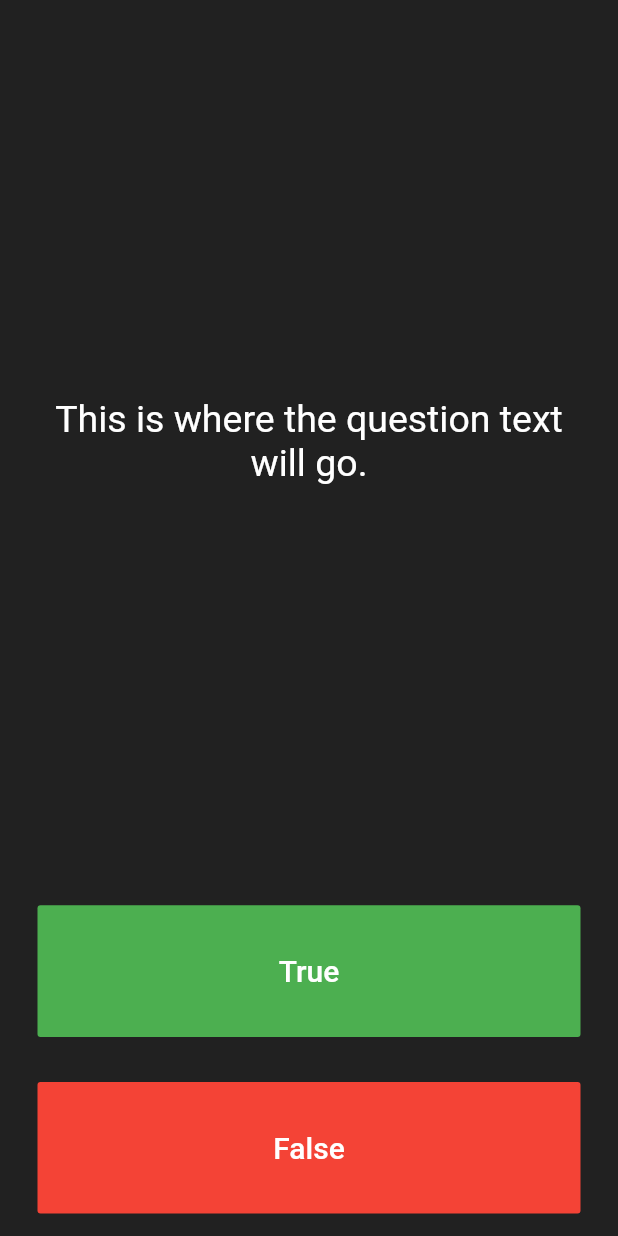
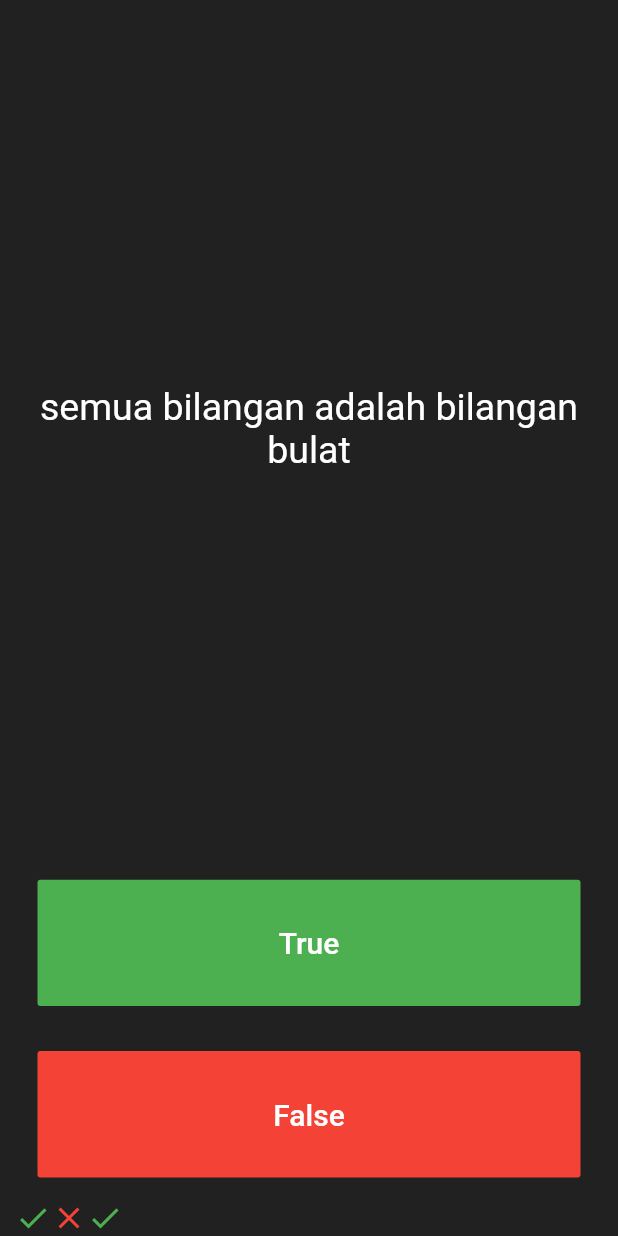
Before and after one commit to svmihar/flutter-stuff, a Flutter app: the screen it shows after launch, after a tap on "True", on a phone screen of 412 x 824 dp. Run offline on Flutter 3.47's test engine with Material 2 defaults, Android fonts, the phone set to English and light mode, and no system bars; our stand-ins replace audioplayers.

Commit message:
:recycle: started and making the section 10 better

```diff
--- a/quizzler-flutter/lib/main.dart
+++ b/quizzler-flutter/lib/main.dart
@@ -25,6 +25,23 @@ class QuizPage extends StatefulWidget {
 }
 
 class _QuizPageState extends State<QuizPage> {
+  List<String> questions = [
+    'angka genap selalu dapat dibagi dua',
+    'semua bilangan adalah bilangan bulat',
+    'epstein kills himself'
+  ];
+  List<Icon> ScoreKeeper = [
+    Icon(Icons.check, color: Colors.green),
+    Icon(
+      Icons.close,
+      color: Colors.red,
+    )
+  ];
+  List<bool> questionAnswer = [true, false, false];
+  int question_tracker = 0;
+  if (question_tracker>3) {
+    question_tracke=0;};
+
   @override
   Widget build(BuildContext context) {
     return Column(
@@ -37,7 +54,7 @@ class _QuizPageState extends State<QuizPage> {
             padding: EdgeInsets.all(10.0),
             child: Center(
               child: Text(
-                'This is where the question text will go.',
+                questions[question_tracker],
                 textAlign: TextAlign.center,
                 style: TextStyle(
                   fontSize: 25.0,
@@ -62,6 +79,15 @@ class _QuizPageState extends State<QuizPage> {
               ),
               onPressed: () {
                 //The user picked true.
+                bool answer = questionAnswer[question_tracker];
+                setState(() {
+                  if (answer == true) {
+                    ScoreKeeper.add(Icon(Icons.check, color: Colors.green));
+                  } else {
+                    ScoreKeeper.add(Icon(Icons.close, color: Colors.red));
+                  }
+                  question_tracker++;
+                });
               },
             ),
           ),
@@ -79,19 +105,24 @@ class _QuizPageState extends State<QuizPage> {
                 ),
               ),
               onPressed: () {
-                //The user picked false.
+                //The user pic false.
+                bool answer = questionAnswer[question_tracker];
+                setState() {
+                  if (answer == false) {
+                    ScoreKeeper.add(Icon(Icons.check, color: Colors.green));
+                  } else {
+                    ScoreKeeper.add(Icon(Icons.close, color: Colors.red));
+                  }
+                  question_tracker++;
+                }
               },
             ),
           ),
         ),
-        //TODO: Add a Row here as your score keeper
+        Row(
+          children: ScoreKeeper,
+        )
       ],
     );
   }
 }
-
-/*
-question1: 'You can lead a cow down stairs but not up stairs.', false,
-question2: 'Approximately one quarter of human bones are in the feet.', true,
-question3: 'A slug\'s blood is green.', true,
-*/
```
Also changed, not shown: 2 other files.
